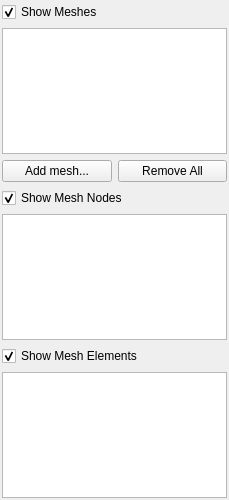
First picture: the form in DataView/MshTabWidgetBase.ui, repository ufz/ogs, before the edit.
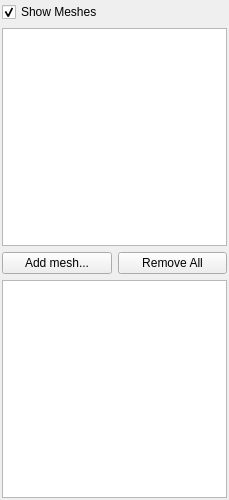
Second picture: the form after the edit. Custom widgets are drawn as their Qt base class.

Commit message: element information is displayed upon picking, mesh view has been cleaned up

The edit to the form file:
```diff
--- a/DataView/MshTabWidgetBase.ui
+++ b/DataView/MshTabWidgetBase.ui
@@ -52,36 +52,7 @@
     </layout>
    </item>
    <item>
-    <widget class="QCheckBox" name="showMeshNodesCheckBox">
-     <property name="toolTip">
-      <string>Shows / hides mesh node objects in the graphics views</string>
-     </property>
-     <property name="text">
-      <string>Show Mesh Nodes</string>
-     </property>
-     <property name="checked">
-      <bool>true</bool>
-     </property>
-    </widget>
-   </item>
-   <item>
-    <widget class="DataView" name="mshNodeTableView"/>
-   </item>
-   <item>
-    <widget class="QCheckBox" name="showMeshElementsCheckBox">
-     <property name="toolTip">
-      <string>Shows / hides mesh element objects in the graphics views</string>
-     </property>
-     <property name="text">
-      <string>Show Mesh Elements</string>
-     </property>
-     <property name="checked">
-      <bool>true</bool>
-     </property>
-    </widget>
-   </item>
-   <item>
-    <widget class="DataView" name="mshElemTableView"/>
+    <widget class="DataView" name="elementView"/>
    </item>
   </layout>
  </widget>
```
The commit also changes 18 other files.
